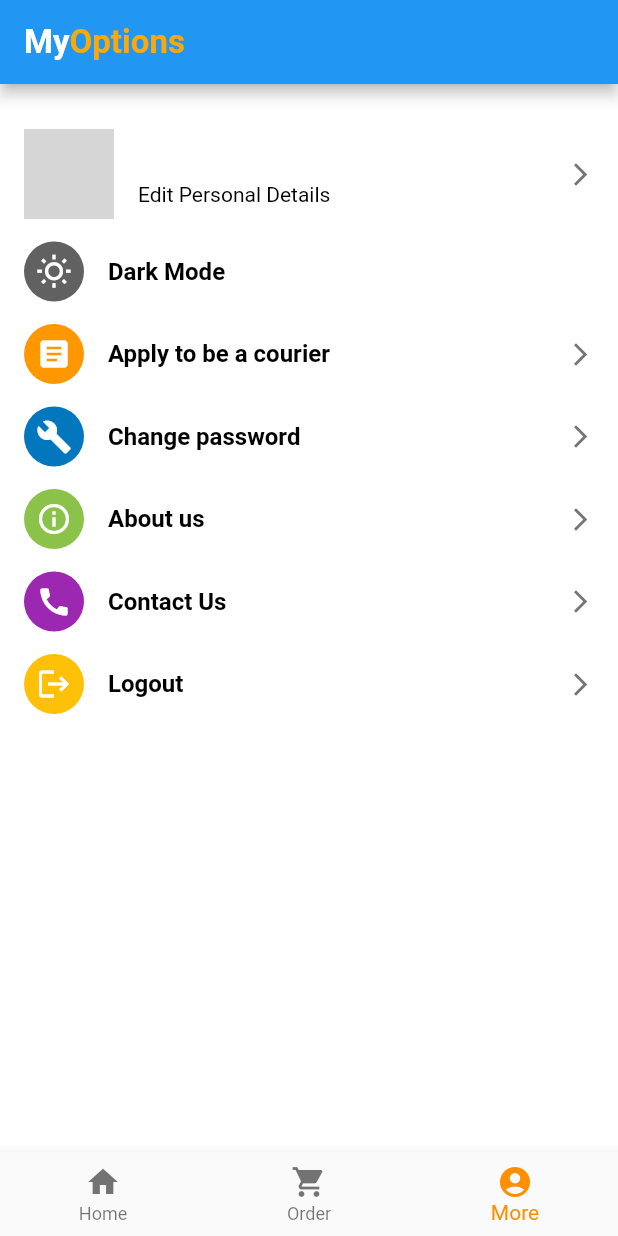
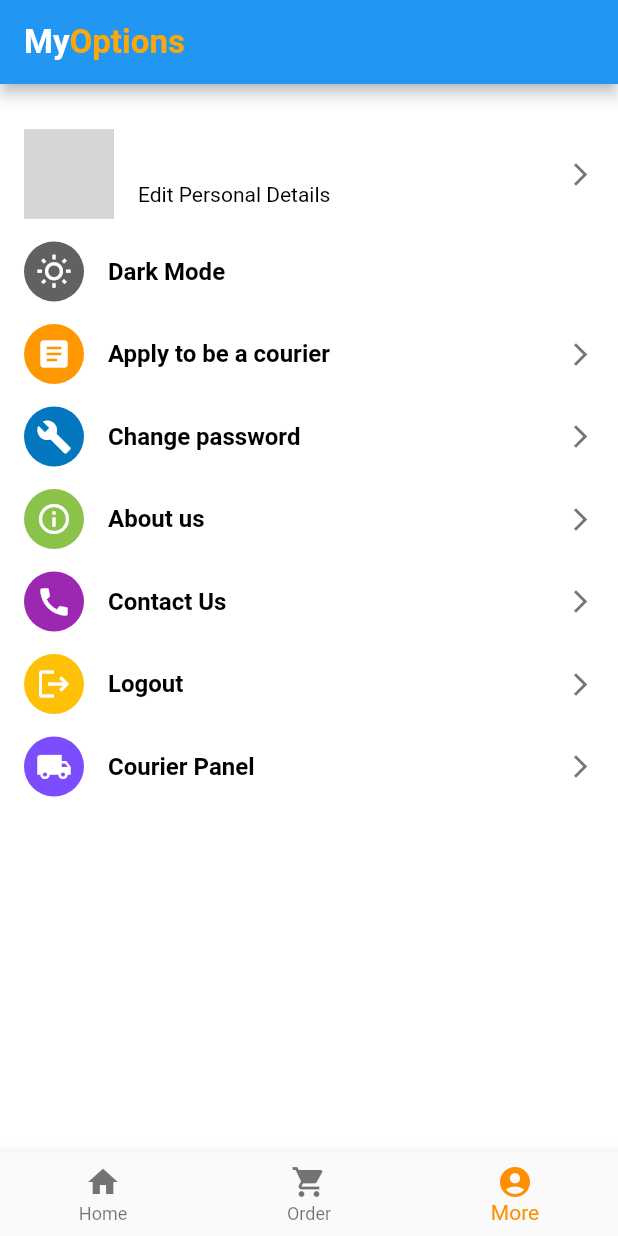
Before and after one commit to RealYSF8/itec404_delivery_app, a Flutter app: the More screen opened by its route, on a phone screen of 412 x 824 dp. Run offline on Flutter 3.47's test engine with Material 2 defaults, Android fonts, the light colour scheme and no system bars; our stand-ins replace cloud_firestore, dotted_border, file_picker, firebase_auth, firebase_core, firebase_storage and 9 more; accounts and stored records are empty; network calls fail; grey boxes are pictures that could not be loaded.

Commit message:
courrier application works now

```diff
--- a/lib/pages/more.dart
+++ b/lib/pages/more.dart
@@ -277,6 +277,21 @@ class _MoreState extends State<More> {
                 ),
               ),
             ),
+            Container(
+              margin: EdgeInsets.only(top: 15),
+              child: GestureDetector(
+                onTap: () {
+                  Navigator.pushNamed(context, '/courier');
+                },
+                child: buildRowWithIconAndText(
+                  icon: Icons.local_shipping,
+                  iconColor: Colors.white,
+                  iconBackgroundColor: Colors.deepPurpleAccent,
+                  text: "Courier Panel",
+                  showTrailingIcon: true,
+                ),
+              ),
+            ),
             if (_isCourier) Container(
               margin: EdgeInsets.only(top: 15),
               child: GestureDetector(
```
Also changed, not shown: lib/pages/admin.dart (+15 -4 lines), lib/pages/mainPage.dart (+0 -12 lines).
